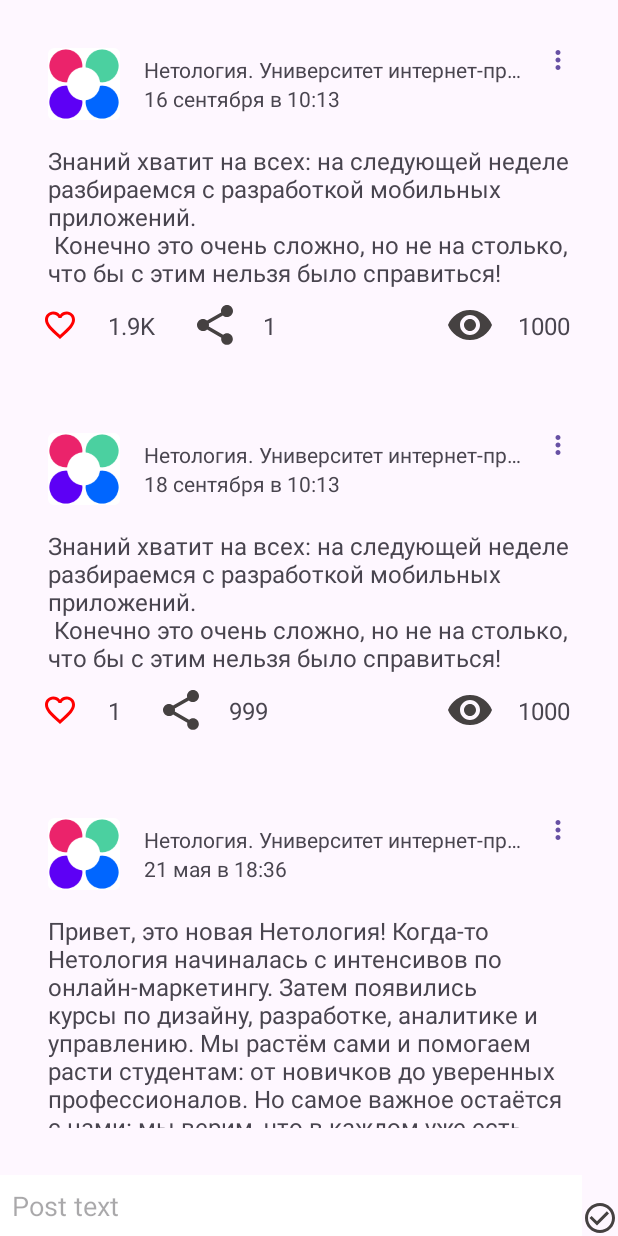
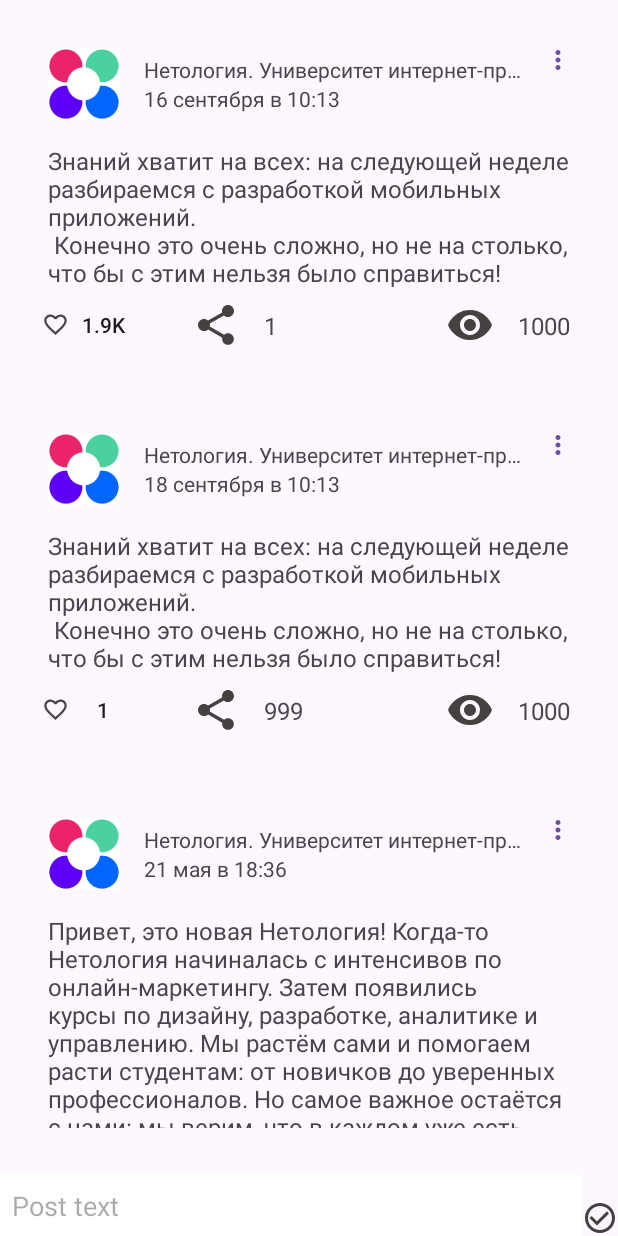
Before and after one commit to xxxx90/Nmedia, an Android app: the screen it shows after launch (MainActivity), on a phone screen of 412 x 824 dp. Run offline under Robolectric (Android 15) with nearby library versions, the phone set to English and light mode, and no system bars.

Commit message:
Task1.8_2

```diff
--- a/app/src/main/java/ru/netology/nmedia/adapter/PostsAdapter.kt
+++ b/app/src/main/java/ru/netology/nmedia/adapter/PostsAdapter.kt
@@ -46,7 +46,7 @@ class PostViewHolder(
             author.text = post.author
             published.text = post.published
             content.text = post.content
-            textLikes.text = transform(post.likes)
+        //    textLikes.text = transform(post.likes)
             textViewShare.text = transform(post.share)
 
 
@@ -54,7 +54,7 @@ class PostViewHolder(
 //            like.setImageResource(
 //                if (post.likedByMe) R.drawable.baseline_favorite_red else R.drawable.outline_favorite_border_24
 //            )
-            textLikes.text = transform(post.likes)
+            like.text = transform(post.likes)
             textViewShare.text = transform(post.share)
             like.setOnClickListener {
                 onInteractionListener.onLike(post)
--- /dev/null
+++ b/app/src/main/res/color/like_checkbox_tint.xml
@@ -0,0 +1,9 @@
+<?xml version="1.0" encoding="utf-8"?>
+<selector xmlns:android="http://schemas.android.com/apk/res/android">
+
+
+    <item android:color="@color/red" android:state_checked="true"/>
+
+    <item android:color="?attr/colorControlNormal"/>
+
+</selector>
--- a/app/src/main/res/drawable/ic_like_button.xml
+++ b/app/src/main/res/drawable/ic_like_button.xml
@@ -1,7 +1,6 @@
 <?xml version="1.0" encoding="UTF-8" ?>
 <selector xmlns:android="http://schemas.android.com/apk/res/android">
-    <item android:drawable="@drawable/baseline_favorite_red"
-          android:state_checked="true"
+    <item android:drawable="@drawable/baseline_favorite_red"  android:state_checked="true"
 
         />
     <item android:drawable="@drawable/outline_favorite_border_24" />
--- /dev/null
+++ b/app/src/main/res/drawable/like_button_tint.xml
@@ -0,0 +1,7 @@
+<?xml version="1.0" encoding="utf-8"?>
+<selector xmlns:android="http://schemas.android.com/apk/res/android">
+   <item android:color="@color/red" android:state_checked="true"/>
+
+    <item android:color="?attr/colorControlNormal"/>
+
+</selector>
--- a/app/src/main/res/layout/card_post.xml
+++ b/app/src/main/res/layout/card_post.xml
@@ -86,13 +86,16 @@
         app:layout_constraintTop_toTopOf="parent" />
 
 
-    <com.google.android.material.checkbox.MaterialCheckBox
+    <com.google.android.material.button.MaterialButton
         android:id="@+id/like"
-        style="@style/My"
+        style="@style/Widget.AppTheme.LikeButton"
         android:layout_width="wrap_content"
         android:layout_height="wrap_content"
-        android:button="@drawable/ic_like_button"
+        android:checkable="true"
         android:contentDescription="@string/description_post_like"
+
+        app:icon="@drawable/ic_like_button"
+
         app:layout_constraintStart_toStartOf="parent"
 
         app:layout_constraintTop_toBottomOf="@+id/content"
@@ -115,16 +118,7 @@
         app:srcCompat="@drawable/outline_favorite_border_24" /-->
 
 
-    <TextView
-        android:id="@+id/text_likes"
-        android:layout_width="wrap_content"
-        android:layout_height="wrap_content"
-        android:layout_marginStart="8dp"
-        android:text="10"
-        android:textSize="@dimen/sizeTxtNetogy"
-        app:layout_constraintBottom_toBottomOf="@+id/like"
-        app:layout_constraintStart_toEndOf="@+id/like"
-        app:layout_constraintTop_toTopOf="@+id/like" />
+
 
     <ImageView
         android:id="@+id/image_share"
@@ -132,7 +126,7 @@
         android:layout_height="@dimen/img2Dimension"
         android:layout_marginStart="24dp"
         app:layout_constraintBottom_toBottomOf="@+id/like"
-        app:layout_constraintStart_toEndOf="@+id/text_likes"
+        app:layout_constraintStart_toEndOf="@+id/like"
         app:layout_constraintTop_toTopOf="@+id/like"
         app:srcCompat="@drawable/baseline_share_24" />
 
--- a/app/src/main/res/values/colors.xml
+++ b/app/src/main/res/values/colors.xml
@@ -4,4 +4,7 @@
     <color name="white">#FFFFFFFF</color>
     <color name="yellow">#FFFFFF73</color>
     <color name="red">#FF0000</color>
+
+
+
 </resources>
--- a/app/src/main/res/values/themes.xml
+++ b/app/src/main/res/values/themes.xml
@@ -20,4 +20,10 @@
 
 
     </style>
+
+
+    <style name="Widget.AppTheme.LikeButton" parent="Widget.Material3.Button.TextButton.Icon">
+        <item name="iconTint">@color/like_checkbox_tint</item>
+
+    </style>
 </resources>
```
